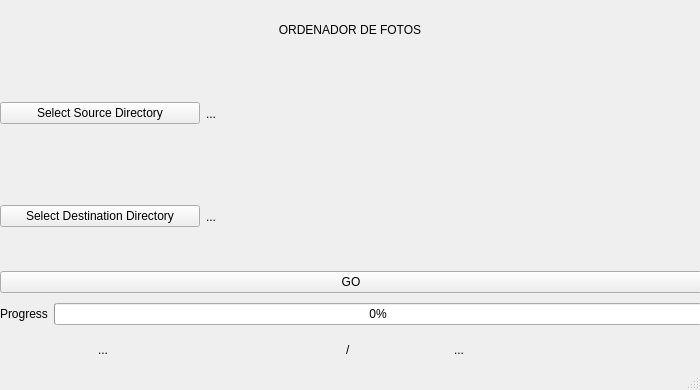
Old version of the form SorterWindow.ui in the repository MateMar04/ImageSorter.
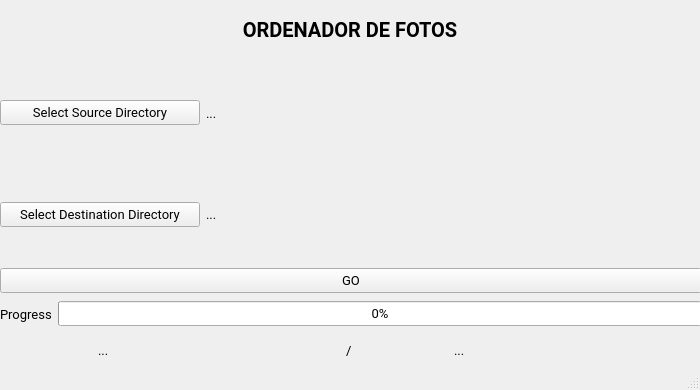
New version of the form.

```diff
--- a/SorterWindow.ui
+++ b/SorterWindow.ui
@@ -22,6 +22,12 @@
                 <height>390</height>
             </size>
         </property>
+  <property name="font">
+   <font>
+    <family>Roboto</family>
+    <pointsize>10</pointsize>
+   </font>
+  </property>
         <property name="windowTitle">
             <string>MainWindow</string>
         </property>
@@ -50,6 +56,13 @@
                                     <height>59</height>
                                 </size>
                             </property>
+       <property name="font">
+        <font>
+         <family>Roboto</family>
+         <pointsize>15</pointsize>
+         <bold>true</bold>
+        </font>
+       </property>
                             <property name="text">
                                 <string>ORDENADOR DE FOTOS</string>
                             </property>
```
Lines whose indentation alone changed are shown as unchanged.
